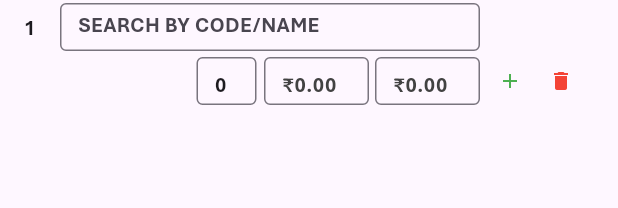
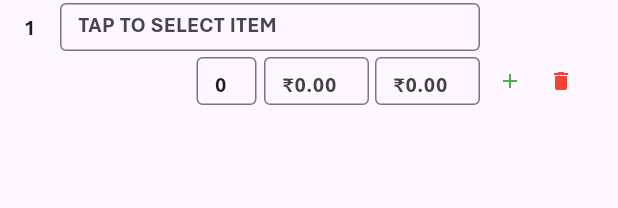
Before and after one commit to alibabakutty/hotel_order_system_561, a Flutter app: the OrderItemRow widget shown alone on an empty page, opened directly with empty values, on a phone screen of 412 x 824 dp. Shown: the top 208 px of the screen. Run offline on Flutter 3.47's test engine with Material 3 defaults, Android fonts, the light colour scheme and no system bars; our stand-ins replace cloud_firestore, decimal, file_picker, firebase_auth, firebase_core, go_router and 1 more; missing offline and left inert: spreadsheet_decoder; accounts and stored records are empty; network calls fail.

Commit message:
now now filter for item input field just tab only

```diff
--- a/lib/pages/orders/order-master/order_item_row.dart
+++ b/lib/pages/orders/order-master/order_item_row.dart
@@ -255,34 +255,22 @@ class _OrderItemRowState extends State<OrderItemRow> {
   }
 
   Widget _buildItemSearchField(FocusNode focusNode) {
+    final textController = TextEditingController();
+
     return RawAutocomplete<ItemMasterData>(
       focusNode: focusNode,
-      textEditingController: TextEditingController(),
+      textEditingController: textController,
       optionsBuilder: (TextEditingValue textEditingValue) {
         if (widget.isLoadingItems) {
           return const Iterable<ItemMasterData>.empty();
         }
-
-        if (textEditingValue.text.isEmpty) {
         return widget.allItems;
-        }
-
-        return widget.allItems.where((item) {
-          final searchTerm = textEditingValue.text.toLowerCase();
-          final matchesCode = item.itemCode.toString().toLowerCase().contains(
-            searchTerm,
-          );
-          final matchesName = item.itemName.toLowerCase().contains(searchTerm);
-          return matchesCode || matchesName;
-        });
       },
       onSelected: (ItemMasterData selection) {
         final initialQuantity = 1.0;
         final initialAmount = selection.itemRateAmount * initialQuantity;
 
-        // Update quantity controller
         quantityController.text = initialQuantity.toStringAsFixed(0);
-        // Update amount controller
         netAmountController.text = '₹${initialAmount.toStringAsFixed(2)}';
 
         widget.onUpdate(
@@ -297,19 +285,32 @@ class _OrderItemRowState extends State<OrderItemRow> {
 
         widget.onItemSelected();
       },
-
       fieldViewBuilder: (context, controller, node, onFieldSubmitted) {
-        return TextFormField(
+        return GestureDetector(
+          onTap: () {
+            node.requestFocus();
+            // Clear and refocus to ensure options show
+            controller.clear();
+            Future.delayed(Duration.zero, () => node.requestFocus());
+          },
+          child: AbsorbPointer(
+            child: TextFormField(
               controller: controller,
               focusNode: node,
               decoration: const InputDecoration(
                 border: OutlineInputBorder(),
-            hintText: 'SEARCH BY CODE/NAME',
-            contentPadding: EdgeInsets.symmetric(horizontal: 8, vertical: 8),
+                hintText: 'TAP TO SELECT ITEM',
+                contentPadding: EdgeInsets.symmetric(
+                  horizontal: 8,
+                  vertical: 8,
+                ),
                 isDense: true,
               ),
               style: const TextStyle(fontWeight: FontWeight.bold, fontSize: 14),
-          onTap: () => node.requestFocus(),
+              showCursor: false,
+              readOnly: true,
+            ),
+          ),
         );
       },
       optionsViewBuilder: (context, onSelected, options) {
```
Also changed, not shown: lib/pages/orders/order-master/order_master.dart (+34 -11 lines). Lines whose indentation alone changed are shown as unchanged.
